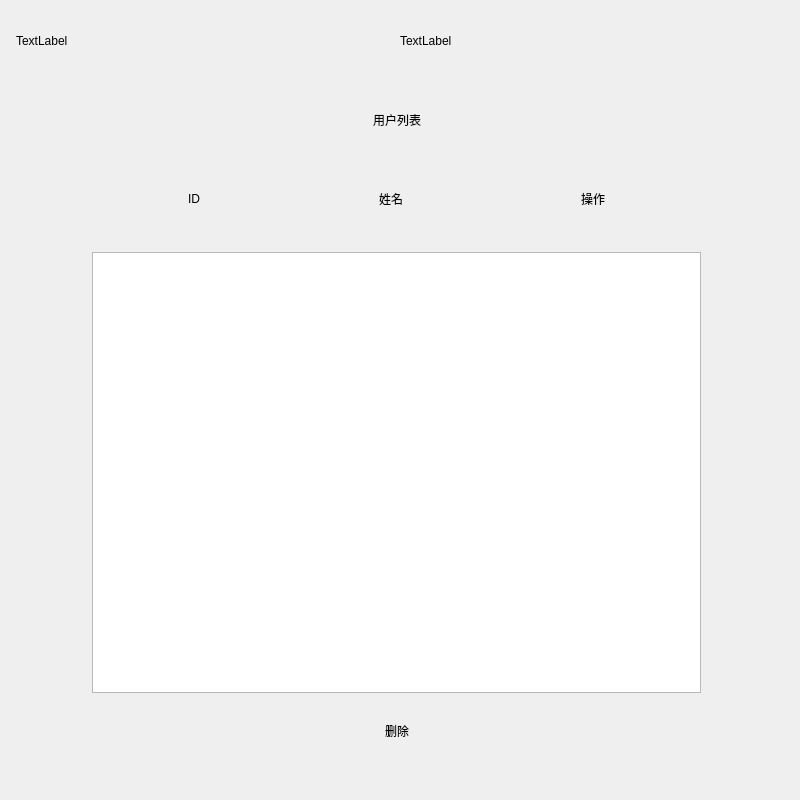
TerCui/plamProject, file userlistform.ui: the form before one commit.
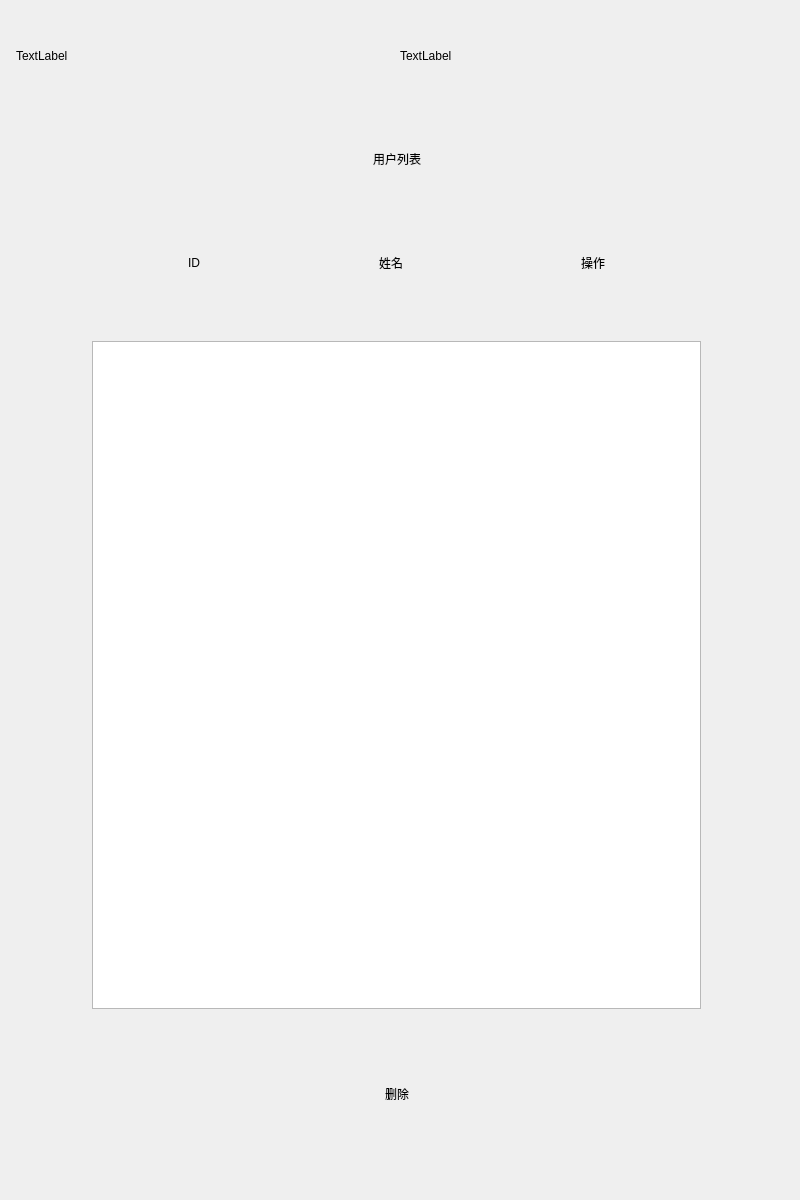
The form after the commit. Icons and pictures are not drawn.

Diff of the .ui file:
```diff
--- a/userlistform.ui
+++ b/userlistform.ui
@@ -7,7 +7,7 @@
     <x>0</x>
     <y>0</y>
     <width>800</width>
-    <height>800</height>
+    <height>1200</height>
    </rect>
   </property>
   <property name="windowTitle">
@@ -19,7 +19,7 @@
      <x>16</x>
      <y>12</y>
      <width>761</width>
-     <height>751</height>
+     <height>1161</height>
     </rect>
    </property>
    <layout class="QVBoxLayout" name="verticalLayout" stretch="3,1,3,1,3,1,23,1,3,1">
@@ -347,6 +347,12 @@
       </item>
       <item>
        <widget class="QPushButton" name="pushButton_delete">
+        <property name="minimumSize">
+         <size>
+          <width>160</width>
+          <height>100</height>
+         </size>
+        </property>
         <property name="text">
          <string>删除</string>
         </property>
```
Left out of the diff: 4 changed lines with no effect on the pictures.
